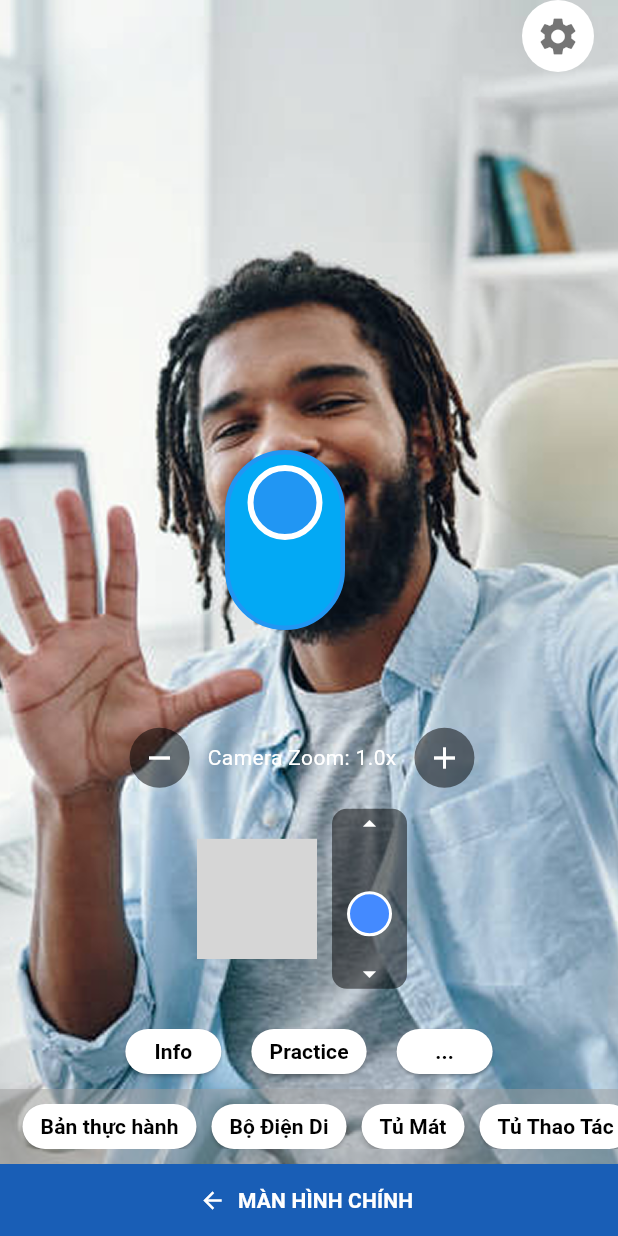
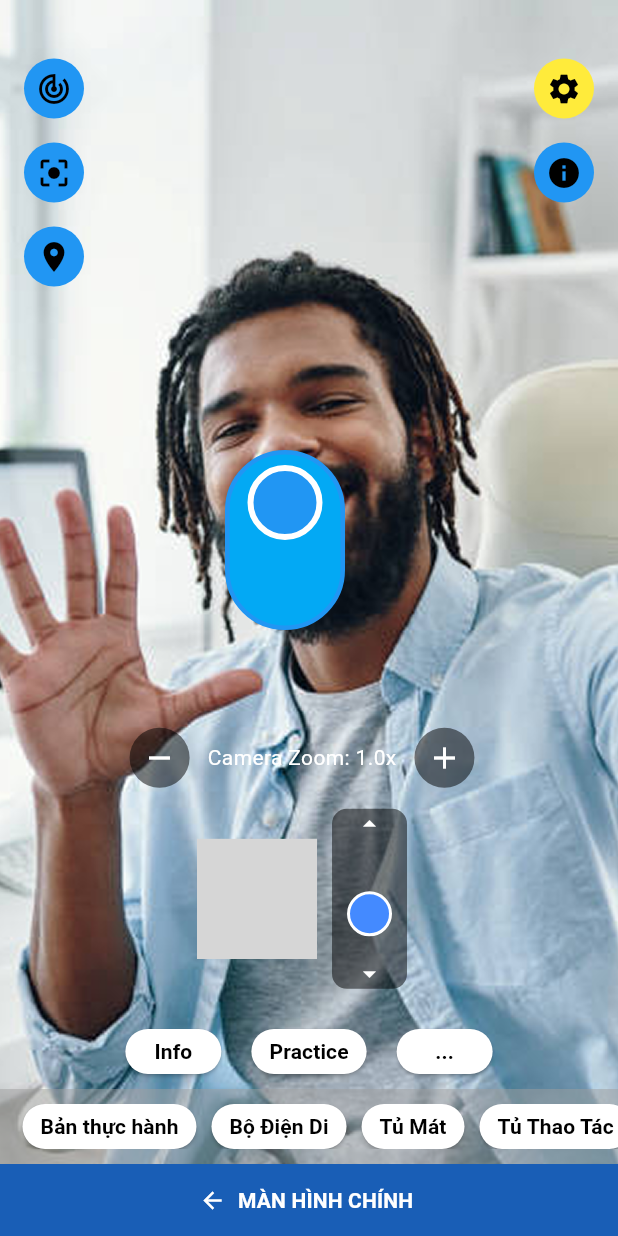
Before and after one commit to Khoa280703/btl_mobile, a Flutter app: the CameraPage screen opened directly, after a tap on the "settings" icon, on a phone screen of 412 x 824 dp. Run offline on Flutter 3.47's test engine with Material 3 defaults, Android fonts, the light colour scheme and no system bars; our stand-ins replace camera; missing offline and left inert: flutter_joystick; grey boxes are pictures that could not be loaded.

Commit message:
move tuy chinh button

```diff
--- a/lib/views/camera.dart
+++ b/lib/views/camera.dart
@@ -142,6 +142,72 @@ class _CameraPageState extends State<CameraPage> {
     );
   }
 
+
+  int? selectedTuyChinhButtonIndex;
+
+  final List<Color> initialColors = [
+    Colors.blue,
+    Colors.blue,
+    Colors.blue,
+    Colors.blue, // Right-side button 1
+    Colors.blue, // Right-side button 2
+  ];
+
+  final List<IconData?> icons = [
+    Icons.track_changes,
+    Icons.center_focus_strong,
+    Icons.location_on,
+    Icons.settings, // Right-side button 1
+    Icons.info, // Right-side button 2
+  ];
+
+  final List<Function> actions = [
+    () {
+      // Action for button 1
+      print('Button 1 pressed');
+    },
+    () {
+      // Action for button 2
+      print('Button 2 pressed');
+    },
+    () {
+      // Action for button 4
+      print('Button 4 pressed');
+    },
+    () {
+      // Action for right-side button 1
+      print('Right-side button 1 pressed');
+    },
+    () {
+      // Action for right-side button 2
+      print('Right-side button 2 pressed');
+    },
+  ];
+
+  Widget _buildTuyChinhButton(int index) {
+    return GestureDetector(
+      onTap: () {
+        setState(() {
+          selectedTuyChinhButtonIndex = index;
+        });
+        actions[index](); // Call the action associated with the button
+      },
+      child: Padding(
+        padding: const EdgeInsets.symmetric(vertical: 8.0),
+        child: CircleAvatar(
+          radius: 20,
+          backgroundColor:
+              selectedTuyChinhButtonIndex == index ? Colors.yellow : initialColors[index],
+          child: icons[index] != null
+              ? Icon(icons[index], color: Colors.black)
+              : null,
+        ),
+      ),
+    );
+  }
+
+
+
   @override
   Widget build(BuildContext context) {
     final screenSize = MediaQuery.of(context).size;
@@ -156,7 +222,6 @@ class _CameraPageState extends State<CameraPage> {
                   right: 0,
                   height: screenSize.height,
                   // child: CameraPreview(_cameraController),
-                  child: SafeArea(
                   child: Stack(
                     children: [
                       // Full-screen background image
@@ -169,32 +234,7 @@ class _CameraPageState extends State<CameraPage> {
 
                       Column(
                         children: [
-                            // Top bar with seRttings icon
-                            Padding(
-                              padding:
-                                  const EdgeInsets.symmetric(horizontal: 16.0),
-                              child: Row(
-                                mainAxisAlignment: MainAxisAlignment.end,
-                                children: [
-                                  Container(
-                                    decoration: const BoxDecoration(
-                                      color: Colors.white,
-                                      shape: BoxShape.circle,
-                                    ),
-                                    child: IconButton(
-                                      icon: const Icon(Icons.settings,
-                                          color: Colors.black54),
-                                      iconSize: 30,
-                                      splashRadius: 24,
-                                      onPressed: () {},
-                                    ),
-                                  ),
-                                ],
-                              ),
-                            ),
-
                           const Spacer(),
-
                           // First row of buttons (Centered)
                           Container(
                             height: 50,
@@ -223,8 +263,8 @@ class _CameraPageState extends State<CameraPage> {
                               alignment: Alignment.center,
                               child: ListView(
                                 scrollDirection: Axis.horizontal,
-                                  padding: const EdgeInsets.symmetric(
-                                      horizontal: 10),
+                                padding:
+                                    const EdgeInsets.symmetric(horizontal: 10),
                                 children: [
                                   _buildRoundButton('Bản thực hành'),
                                   _buildRoundButton('Bộ Điện Di'),
@@ -259,23 +299,40 @@ class _CameraPageState extends State<CameraPage> {
                     ],
                   ),
                 ),
+                Positioned(
+                  top: 15,
+                  left: 0,
+                  right: 0,
+                  height: screenSize.height,
+                  // child: CameraPreview(_cameraController),
+                  child: Column(
+                    crossAxisAlignment: CrossAxisAlignment.start,
+                    children: [
+                      Container(
+                        padding: const EdgeInsets.all(16.0),
+                        child: Row(
+                          crossAxisAlignment: CrossAxisAlignment.start,
+                          children: [
+                            // Left column of buttons
+                            Column(
+                              children: List.generate(3, (index) {
+                                return _buildTuyChinhButton(index);
+                              }),
                             ),
-                // Positioned(
-                //   top: 0,
-                //   left: 0,
-                //   right: 0,
-                //   height: screenSize.height,
-                //   // child: CameraPreview(_cameraController),
-                //   child: Column(
-                //     crossAxisAlignment: CrossAxisAlignment.start,
-                //     children: [
-                //       Container(
-                //         padding: const EdgeInsets.all(16.0),
-                //         child: TuyChinhButtons(), // Add the button list here
-                //       ),
-                //     ],
-                //   ),
-                // ),
+                            const Spacer(), // Push right-side buttons to the right
+                            // Right column of buttons
+                            Column(
+                              children: List.generate(2, (index) {
+                                return _buildTuyChinhButton(
+                                    index + 3); // Offset to right-side buttons
+                              }),
+                            ),
+                          ],
+                        ), // Add the button list here
+                      ),
+                    ],
+                  ),
+                ),
                 Positioned(
                   left: _elementPosition.dx,
                   top: _elementPosition.dy,
--- a/lib/views/tuy_chinh_page.dart
+++ b/lib/views/tuy_chinh_page.dart
@@ -65,4 +65,5 @@ class _TuyChinhButtonsState extends State<TuyChinhButtons> {
       ),
     );
   }
+
 }
```
Lines whose indentation alone changed are shown as unchanged.
